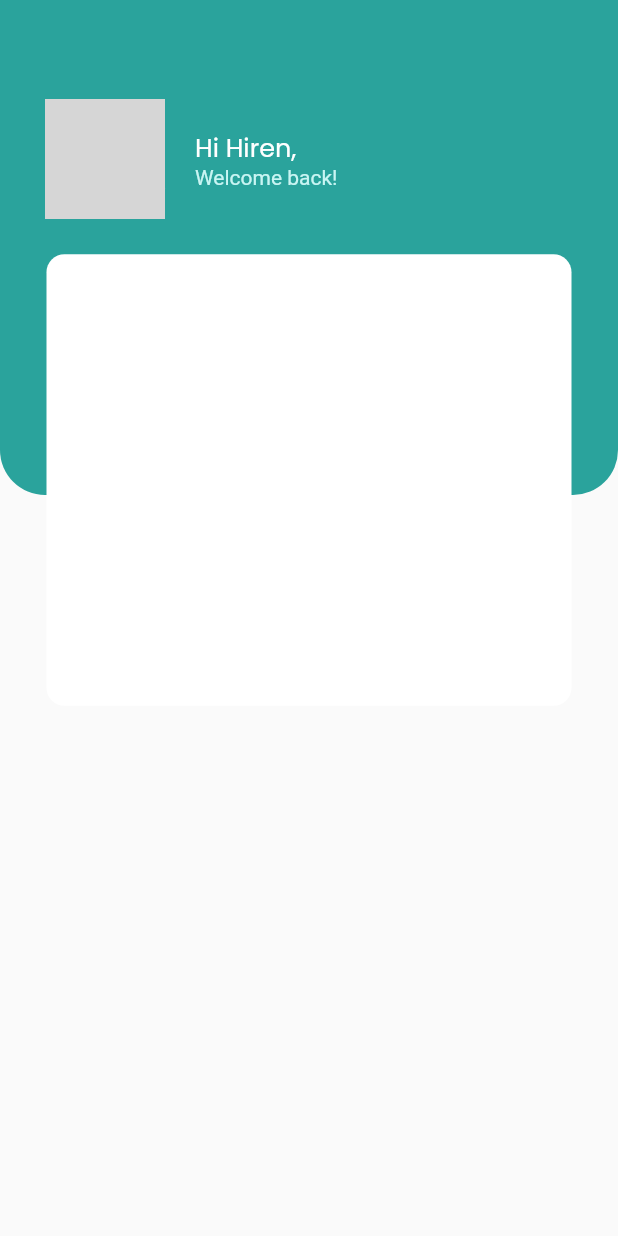
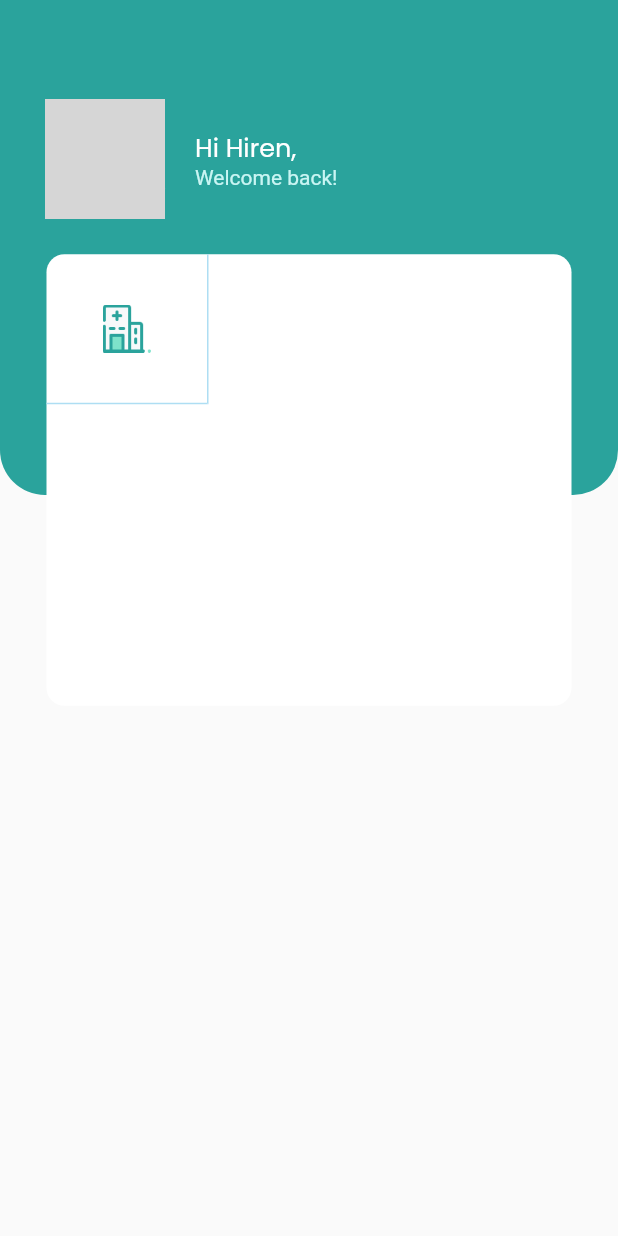
Before and after one commit to Hasnainhai/emos, a Flutter app: the screen it shows after launch, on a phone screen of 412 x 824 dp. Run offline on Flutter 3.47's test engine with Material 2 defaults, Android fonts, the phone set to English and light mode, and no system bars; our stand-ins replace another_flushbar, fluttertoast, google_fonts; network calls fail; grey boxes are pictures that could not be loaded.

Commit message:
working on HomeView

```diff
--- a/lib/main.dart
+++ b/lib/main.dart
@@ -1,7 +1,7 @@
 import 'package:emos/routes/routes_name.dart';
 import 'package:emos/view/AuthScreens/ForgetPasswordView/forget_password_screen.dart';
 import 'package:emos/view/AuthScreens/RegisterView/register_view.dart';
-import 'package:emos/view/Home/DoctorViews/find_doctor_view.dart';
+import 'package:emos/view/DoctorViews/find_doctor_view.dart';
 import 'package:emos/view/InformationView/information_screen.dart';
 import 'package:flutter/material.dart';
 import 'package:flutter/services.dart';
@@ -26,7 +26,6 @@ class MyApp extends StatelessWidget {
       debugShowCheckedModeBanner: false,
       theme: ThemeData(),
       onGenerateRoute: Routes.generateRoute,
-
       initialRoute: RouteName.homeView,
       // home: const RegisterView(),
     );
--- a/lib/view/Home/DoctorViews/find_doctor_view.dart
+++ b/lib/view/DoctorViews/find_doctor_view.dart
@@ -1,7 +1,7 @@
 import 'package:emos/components/VerticalSpacing/vertical_spacing.dart';
 import 'package:emos/res/GlobalColors/colors.dart';
-import 'package:emos/view/Home/DoctorViews/Widgets/doctor_card.dart';
-import 'package:emos/view/Home/DoctorViews/Widgets/search_field.dart';
+import 'package:emos/view/DoctorViews/Widgets/doctor_card.dart';
+import 'package:emos/view/DoctorViews/Widgets/search_field.dart';
 import 'package:flutter/material.dart';
 import 'package:google_fonts/google_fonts.dart';
 
--- a/lib/view/HomeView/HomeView.dart
+++ b/lib/view/HomeView/HomeView.dart
@@ -122,42 +122,44 @@ class HomeView extends StatelessWidget {
         decoration: BoxDecoration(
             color: AppColor.whiteColor,
             borderRadius: BorderRadius.circular(12.0)),
-      child: Row(
-        mainAxisAlignment: MainAxisAlignment.spaceAround,
-        crossAxisAlignment: CrossAxisAlignment.center,
+        child: Column(
           children: [
-          // profileCenterBtns(
-          //   ontap: () {
-          //     Navigator.pushNamed(context, RoutesName.myOrder);
-          //   },
-          //   tColor: const Color(0xff6AA9FF),
-          //   bColor: const Color(0xff005AD5),
-          //   icon: Icons.local_shipping_outlined,
-          //   title: 'My All',
-          //   subtitle: 'Order',
-          // ),
-          // profileCenterBtns(
-          //   ontap: () {
-          //     Navigator.pushNamed(context, RoutesName.promosOffer);
-          //   },
-          //   tColor: const Color(0xffFF6A9F),
-          //   bColor: const Color(0xffD50059),
-          //   icon: Icons.card_giftcard_outlined,
-          //   title: 'Offer &',
-          //   subtitle: 'Promos',
-          // ),
-          // profileCenterBtns(
-          //   ontap: () {
-          //     Navigator.pushNamed(context, RoutesName.deliveryAddress);
-          //   },
-          //   tColor: const Color(0xff6DF5FC),
-          //   bColor: const Color(0xff3CB6BB),
-          //   icon: Icons.home_outlined,
-          //   title: 'Delivery',
-          //   subtitle: 'Address',
-          // ),
+            Row(
+              children: [
+                Container(
+                  height: 100.0,
+                  width: 108.0,
+                  decoration: const BoxDecoration(
+                    border: Border(
+                      bottom: BorderSide(
+                        color: AppColor.textFieldColor,
+                        width: 1.0,
+                      ),
+                      right: BorderSide(
+                        color: AppColor.textFieldColor,
+                        width: 1.0,
+                      ),
+                    ),
+
+                  ),
+                  child: Container(
+                    height: 60.0,
+                    width: 108.0,
+                    child: Column(
+                      mainAxisAlignment: MainAxisAlignment.spaceEvenly,
+                      children: [
+                        SizedBox(
+                          height: 32.0,
+                          width: 32.0,
+                          child: Image.asset('images/hospital.png',fit: BoxFit.contain,)),
+
                       ],
                     ),
-    );
+                  ),
+                ),
+              ],
+            ),
+          ],
+        ));
   }
 }
```
Also changed, not shown: lib/res/GlobalColors/colors.dart (line endings or trailing spaces), lib/view/DoctorViews/Widgets/doctor_card.dart (renamed from lib/view/Home/DoctorViews/Widgets/doctor_card.dart), lib/view/DoctorViews/Widgets/search_field.dart (renamed from lib/view/Home/DoctorViews/Widgets/search_field.dart). Lines whose indentation alone changed are shown as unchanged.
